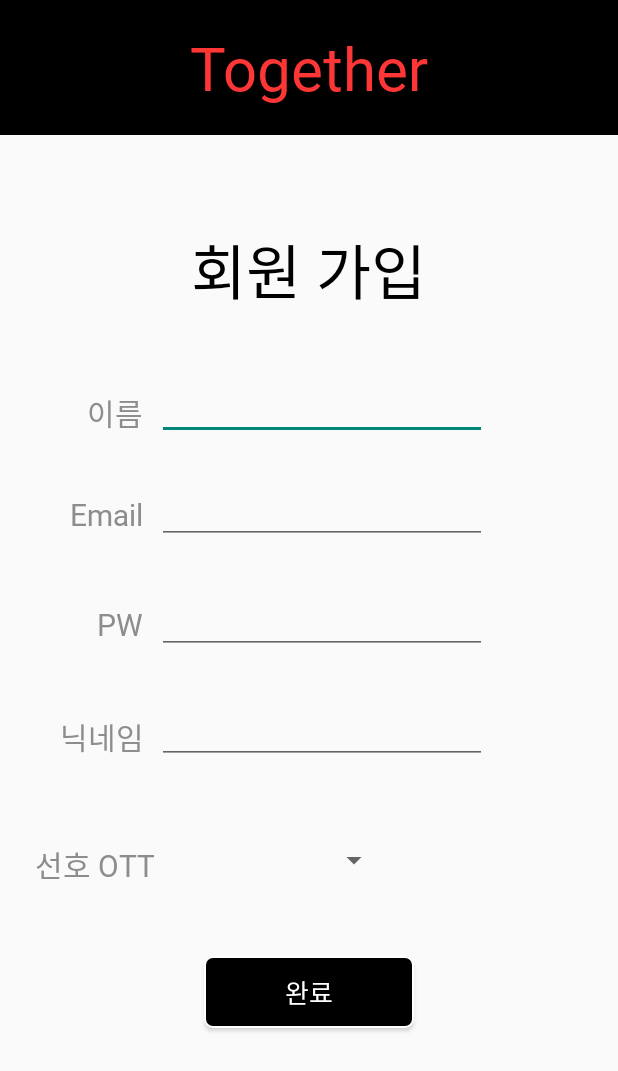
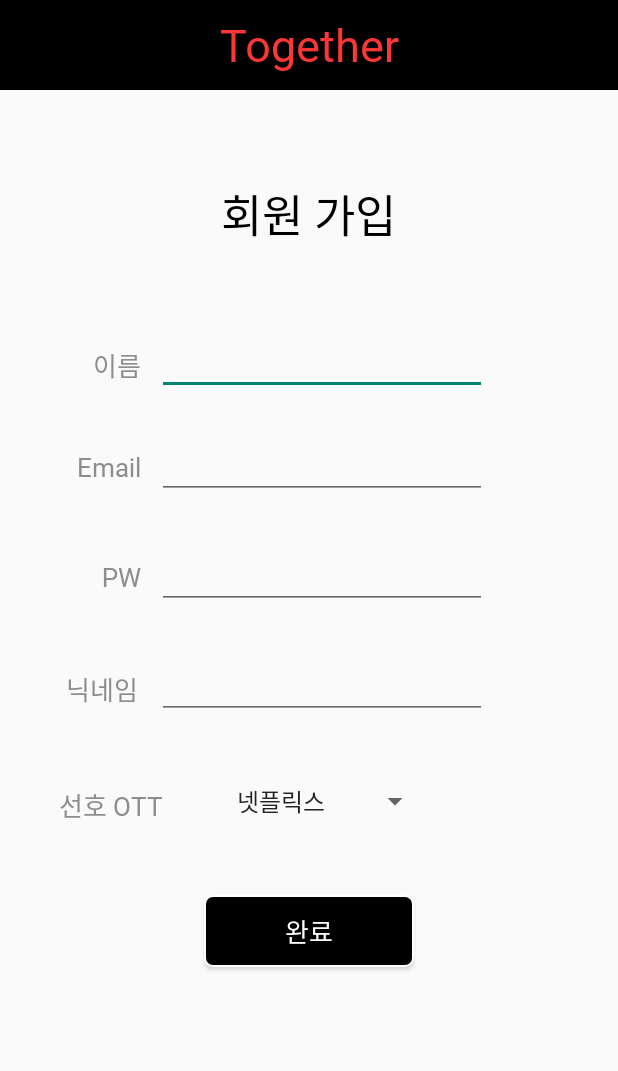
Before and after one commit to JDhyeok/opensource-project-Together, an Android app: the layout activity_signup.xml on its own in the app's theme, with its tools: preview values and no code run, on a phone screen of 412 x 824 dp. Shown: the top 1071 px of the screen. Run offline under Robolectric (Android 15) with nearby library versions, the phone set to English and light mode, and no system bars.

Commit message:
fix: fix toolbar's layout issue

```diff
--- a/app/src/main/java/com/example/together/activities/SignUpActivity.java
+++ b/app/src/main/java/com/example/together/activities/SignUpActivity.java
@@ -45,6 +45,7 @@ public class SignUpActivity extends AppCompatActivity {
 
 
         setSupportActionBar(mToolbar);
+        getSupportActionBar().setDisplayShowTitleEnabled(false);
         getSupportActionBar().setDisplayHomeAsUpEnabled(true);
     }
 
--- a/app/src/main/res/layout/activity_signup.xml
+++ b/app/src/main/res/layout/activity_signup.xml
@@ -9,10 +9,10 @@
     <androidx.appcompat.widget.Toolbar
         android:id="@+id/header"
         android:layout_width="match_parent"
-        android:layout_height="90dp"
+        android:layout_height="60dp"
         android:background="@color/black"
         android:minHeight="?attr/actionBarSize"
-        android:theme="?attr/actionBarTheme"
+        android:theme="@style/ToolbarCustom"
         app:layout_constraintTop_toTopOf="parent"
         tools:layout_editor_absoluteX="0dp">
 
@@ -20,16 +20,15 @@
             android:id="@+id/header_title"
             android:layout_width="wrap_content"
             android:layout_height="wrap_content"
-            android:layout_gravity="center_horizontal"
+            android:layout_gravity="center"
             android:fontFamily="@font/dohyeon"
             android:text="Together"
             android:textAlignment="center"
             android:textColor="#FF3636"
-            android:textSize="40sp"
+            android:textSize="30sp"
             app:layout_constraintEnd_toEndOf="parent"
             app:layout_constraintStart_toStartOf="parent"
             app:layout_constraintTop_toTopOf="parent"></TextView>
-
     </androidx.appcompat.widget.Toolbar>
 
     <TextView
@@ -41,7 +40,7 @@
         android:text="회원 가입"
         android:textAlignment="center"
         android:textColor="@color/black"
-        android:textSize="40sp"
+        android:textSize="30sp"
         android:fontFamily="@font/dohyeon"
         app:layout_constraintEnd_toEndOf="parent"
         app:layout_constraintHorizontal_bias="0.498"
@@ -60,7 +59,7 @@
         android:text="이름"
         android:textAlignment="center"
         android:textColor="#8D8D8D"
-        android:textSize="20sp"
+        android:textSize="17sp"
         app:layout_constraintEnd_toStartOf="@+id/userName"
         app:layout_constraintHorizontal_bias="0.8"
         app:layout_constraintHorizontal_chainStyle="packed"
@@ -72,7 +71,6 @@
         android:layout_width="220dp"
         android:layout_height="wrap_content"
         android:layout_marginTop="44dp"
-        android:gravity="center"
         android:inputType="textPersonName"
         android:text=""
         app:layout_constraintEnd_toEndOf="parent"
@@ -92,7 +90,7 @@
         android:text="Email"
         android:textAlignment="center"
         android:textColor="#8D8D8D"
-        android:textSize="20sp"
+        android:textSize="17sp"
         app:layout_constraintEnd_toEndOf="@+id/textView30"
         app:layout_constraintHorizontal_bias="1.0"
         app:layout_constraintStart_toStartOf="parent"
@@ -110,7 +108,7 @@
         android:text="PW"
         android:textAlignment="center"
         android:textColor="#8D8D8D"
-        android:textSize="20sp"
+        android:textSize="17sp"
         app:layout_constraintEnd_toEndOf="@+id/textView31"
         app:layout_constraintHorizontal_bias="1.0"
         app:layout_constraintHorizontal_chainStyle="packed"
@@ -129,7 +127,7 @@
         android:text="닉네임"
         android:textAlignment="center"
         android:textColor="#8D8D8D"
-        android:textSize="20sp"
+        android:textSize="17sp"
         app:layout_constraintEnd_toEndOf="@+id/textView32"
         app:layout_constraintHorizontal_bias="0.666"
         app:layout_constraintHorizontal_chainStyle="packed"
@@ -148,9 +146,9 @@
         android:text="선호 OTT"
         android:textAlignment="center"
         android:textColor="#8D8D8D"
-        android:textSize="20sp"
+        android:textSize="17sp"
         app:layout_constraintEnd_toEndOf="@+id/textView33"
-        app:layout_constraintHorizontal_bias="0.724"
+        app:layout_constraintHorizontal_bias="0.08"
         app:layout_constraintStart_toStartOf="parent"
         app:layout_constraintTop_toTopOf="@+id/selOTT" />
 
@@ -193,11 +191,14 @@
 
     <Spinner
         android:id="@+id/selOTT"
-        android:layout_width="108dp"
-        android:layout_height="48dp"
-        android:layout_marginTop="40dp"
+        android:layout_width="137dp"
+        android:layout_height="45dp"
+        android:layout_marginTop="32dp"
+        android:entries="@array/ott"
         android:spinnerMode="dropdown"
+        android:theme="@style/SpinnerFont"
         app:layout_constraintEnd_toEndOf="parent"
+        app:layout_constraintHorizontal_bias="0.546"
         app:layout_constraintStart_toStartOf="parent"
         app:layout_constraintTop_toBottomOf="@+id/userNickname" />
 
```
